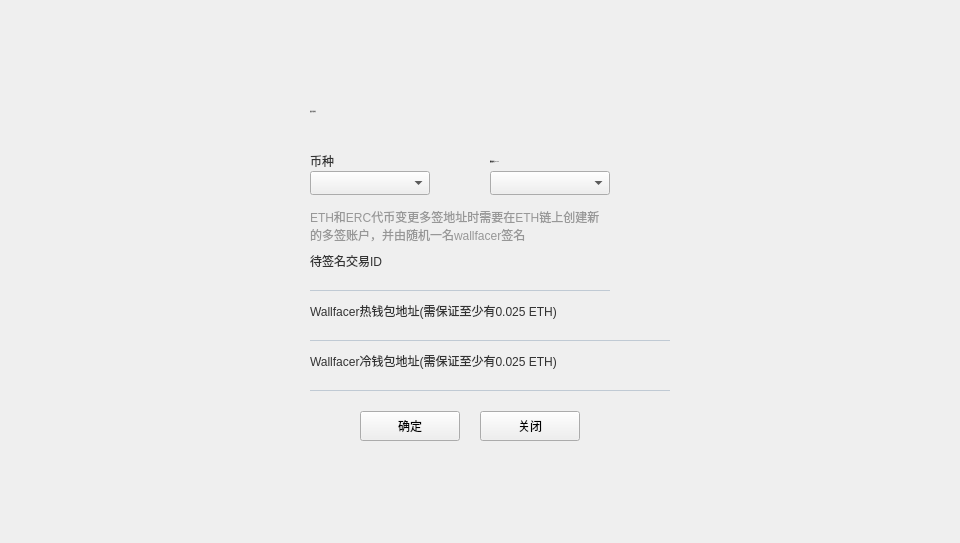
The window that XWCWallet/guard/ChangeCrosschainAddressDialog.ui (Whitecoin-Owner/Whitecoin-qt) describes before a commit, drawn with Qt 5.
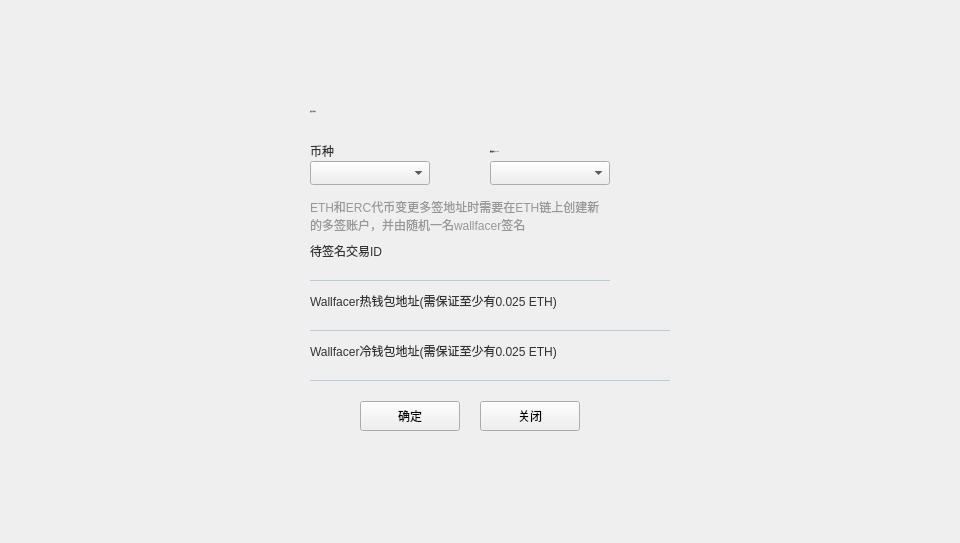
The same window after the commit.

```diff
--- a/XWCWallet/guard/ChangeCrosschainAddressDialog.ui
+++ b/XWCWallet/guard/ChangeCrosschainAddressDialog.ui
@@ -52,7 +52,7 @@
      <property name="geometry">
       <rect>
        <x>200</x>
-       <y>330</y>
+       <y>320</y>
        <width>100</width>
        <height>30</height>
       </rect>
@@ -108,7 +108,7 @@
      <property name="geometry">
       <rect>
        <x>30</x>
-       <y>70</y>
+       <y>60</y>
        <width>120</width>
        <height>20</height>
       </rect>
@@ -126,7 +126,7 @@
      <property name="geometry">
       <rect>
        <x>210</x>
-       <y>90</y>
+       <y>80</y>
        <width>120</width>
        <height>24</height>
       </rect>
@@ -149,7 +149,7 @@
      <property name="geometry">
       <rect>
        <x>210</x>
-       <y>70</y>
+       <y>60</y>
        <width>120</width>
        <height>20</height>
       </rect>
@@ -179,7 +179,7 @@
      <property name="geometry">
       <rect>
        <x>80</x>
-       <y>330</y>
+       <y>320</y>
        <width>100</width>
        <height>30</height>
       </rect>
@@ -205,7 +205,7 @@
      <property name="geometry">
       <rect>
        <x>30</x>
-       <y>90</y>
+       <y>80</y>
        <width>120</width>
        <height>24</height>
       </rect>
@@ -228,7 +228,7 @@
      <property name="geometry">
       <rect>
        <x>0</x>
-       <y>120</y>
+       <y>110</y>
        <width>400</width>
        <height>200</height>
       </rect>
@@ -482,7 +482,7 @@
      <property name="geometry">
       <rect>
        <x>210</x>
-       <y>90</y>
+       <y>80</y>
        <width>180</width>
        <height>20</height>
       </rect>
@@ -512,7 +512,7 @@
      <property name="geometry">
       <rect>
        <x>210</x>
-       <y>70</y>
+       <y>60</y>
        <width>180</width>
        <height>20</height>
       </rect>
```
